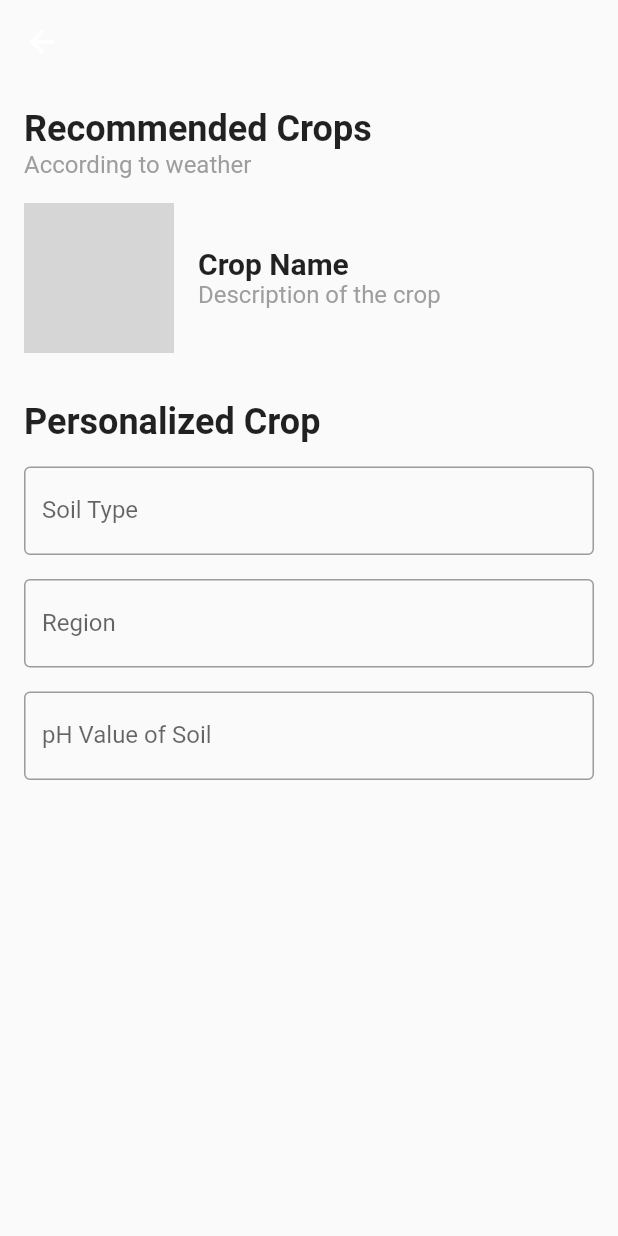
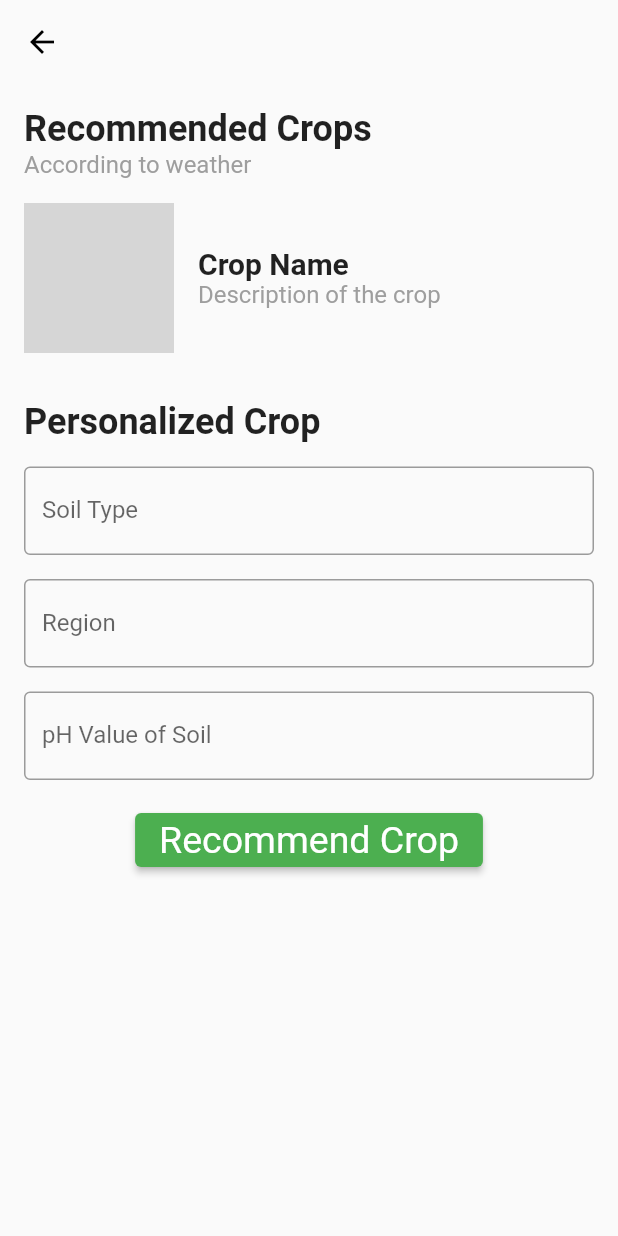
Before and after one commit to Atharva-Malode/CropVana, a Flutter app: the screen it shows after launch, on a phone screen of 412 x 824 dp. Run offline on Flutter 3.47's test engine with Material 2 defaults, Android fonts, the phone set to English and light mode, and no system bars; our stand-ins replace carousel_slider, font_awesome_flutter, google_fonts, google_nav_bar; network calls fail; grey boxes are pictures that could not be loaded.

Commit message:
addede recomendation page

```diff
--- a/lib/pages/recommendpage.dart
+++ b/lib/pages/recommendpage.dart
@@ -11,7 +11,7 @@ class RecommendPage extends StatelessWidget {
         backgroundColor: Colors.transparent,
         elevation: 0,
         leading: IconButton(
-          icon: Icon(Icons.arrow_back),
+          icon: Icon(Icons.arrow_back, color: Colors.black),
           onPressed: () {
             Navigator.pop(context);
           },
@@ -19,11 +19,13 @@ class RecommendPage extends StatelessWidget {
       ),
       body: Padding(
         padding: EdgeInsets.all(16),
+        child: SingleChildScrollView(
           child: Column(
             crossAxisAlignment: CrossAxisAlignment.start,
             children: [
               SizedBox(
-              height: AppBar().preferredSize.height + MediaQuery.of(context).padding.top,
+                height: AppBar().preferredSize.height +
+                    MediaQuery.of(context).padding.top,
               ),
               Container(
                 margin: EdgeInsets.only(bottom: 16),
@@ -56,7 +58,8 @@ class RecommendPage extends StatelessWidget {
                     decoration: BoxDecoration(
                       borderRadius: BorderRadius.circular(8),
                       image: DecorationImage(
-                      image: NetworkImage('https://placeimg.com/640/480/nature'),
+                        image:
+                            NetworkImage('https://placeimg.com/640/480/nature'),
                         fit: BoxFit.cover,
                       ),
                     ),
@@ -117,12 +120,27 @@ class RecommendPage extends StatelessWidget {
                         border: OutlineInputBorder(),
                       ),
                     ),
+                    SizedBox(height: 16),
+                    Center(
+                      child: ElevatedButton(
+                        onPressed: () {},
+                        child: Text('Recommend Crop'),
+                        style: ElevatedButton.styleFrom(
+                          primary: Colors.green,
+                          textStyle: const TextStyle(
+                              color: Colors.white,
+                              fontSize: 25,
+                              fontStyle: FontStyle.normal),
+                        ),
+                      ),
+                    ),
                   ],
                 ),
               ),
             ],
           ),
         ),
+      ),
     );
   }
 }
```
Lines whose indentation alone changed are shown as unchanged.
